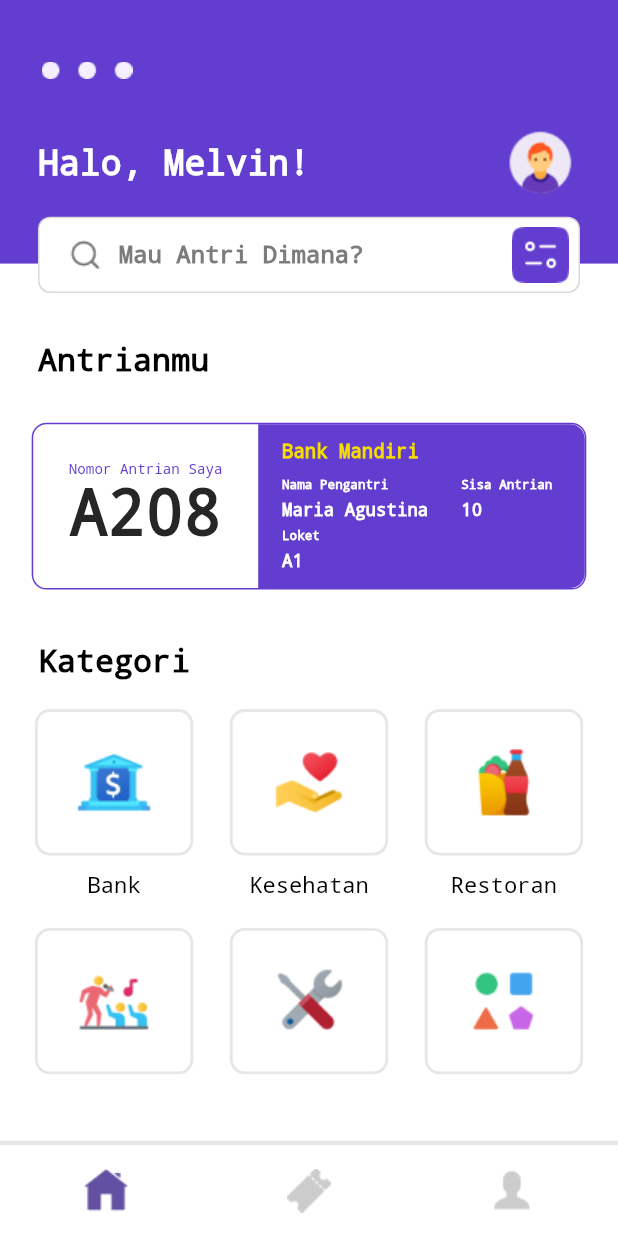
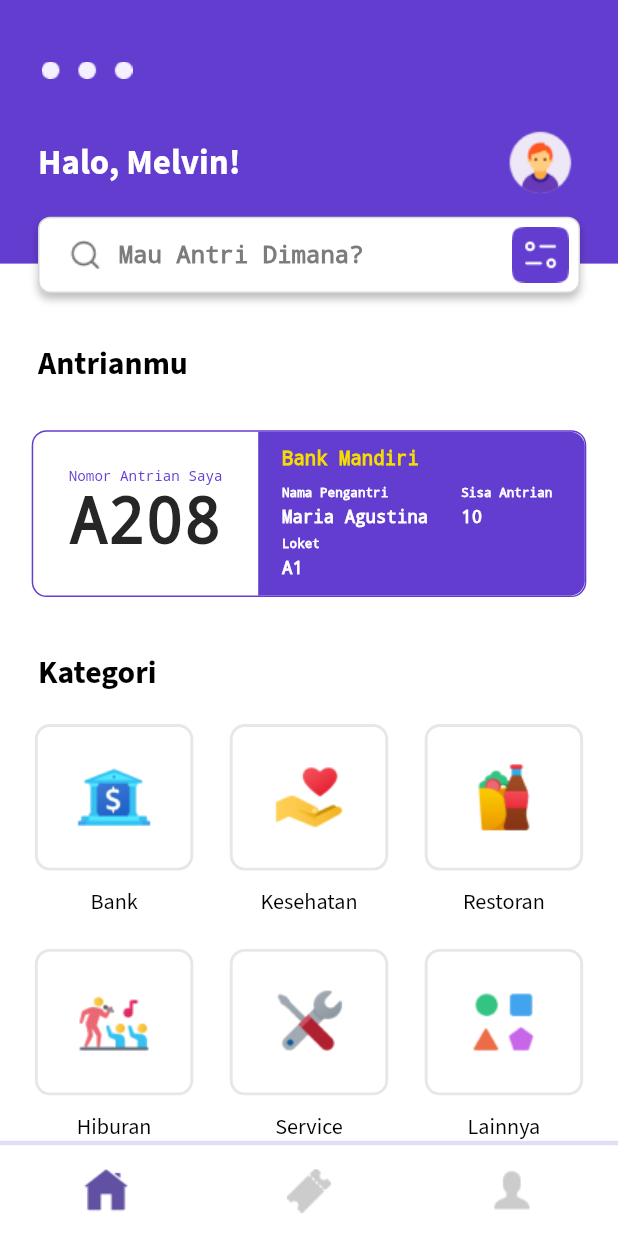
Before and after one commit to Razzaq44/Antrianku, a Flutter app: the screen it shows after launch, after a tap on "Masuk", on a phone screen of 412 x 824 dp. Run offline on Flutter 3.47's test engine with Material 3 defaults, Android fonts, the phone set to English and light mode, and no system bars; our stand-ins replace flutter_screenutil, get, google_fonts, hexcolor.

Commit message:
Change Fonts and Adding Shadow

```diff
--- a/lib/homePage.dart
+++ b/lib/homePage.dart
@@ -2,6 +2,7 @@
 
 import 'package:flutter/material.dart';
 import 'package:flutter_screenutil/flutter_screenutil.dart';
+import 'package:google_fonts/google_fonts.dart';
 import 'package:hexcolor/hexcolor.dart';
 
 class HomePage extends StatefulWidget {
@@ -55,11 +56,14 @@ class _HomePageState extends State<HomePage> {
                         children: [
                           Text(
                             "Halo, Melvin!",
-                            style: TextStyle(
+                            style: GoogleFonts.sourceSans3(
+                              textStyle: TextStyle(
                                 fontSize: 22.sp,
                                 fontWeight: FontWeight.bold,
                                 decoration: TextDecoration.none,
-                                color: HexColor("#FFFFFF")),
+                                color: HexColor("#FFFFFF"),
+                              ),
+                            ),
                           ),
                           Container(
                             width: 50.w,
@@ -73,6 +77,7 @@ class _HomePageState extends State<HomePage> {
                       SizedBox(
                         height: 12.h,
                       ),
+                      // Search Bar
                       Container(
                         width: 350.w,
                         height: 52.h,
@@ -82,6 +87,14 @@ class _HomePageState extends State<HomePage> {
                           border: Border.all(
                             color: HexColor("#D9D9D9"),
                           ),
+                          boxShadow: [
+                            BoxShadow(
+                              color: HexColor("#000000").withOpacity(0.25),
+                              spreadRadius: 0,
+                              blurRadius: 4,
+                              offset: const Offset(0, 4),
+                            ),
+                          ],
                         ),
                         child: Column(
                           mainAxisAlignment: MainAxisAlignment.center,
@@ -138,9 +151,6 @@ class _HomePageState extends State<HomePage> {
               ),
             ],
           ),
-          SizedBox(
-            height: 30.h,
-          ),
           // ----------- Antrianmu (Scrollable) -------------
           Expanded(
             child: SingleChildScrollView(
@@ -149,14 +159,17 @@ class _HomePageState extends State<HomePage> {
                   Row(
                     children: [
                       Padding(
-                        padding: EdgeInsets.only(left: 24.w),
+                        padding: EdgeInsets.only(left: 24.w, top: 30.h),
                         child: Text(
                           "Antrianmu",
-                          style: TextStyle(
+                          style: GoogleFonts.sourceSans3(
+                            textStyle: TextStyle(
                               fontSize: 20.sp,
-                              fontWeight: FontWeight.w600,
+                              fontWeight: FontWeight.w700,
                               decoration: TextDecoration.none,
-                              color: HexColor("#000000")),
+                              color: HexColor("#000000"),
+                            ),
+                          ),
                         ),
                       ),
                     ],
@@ -352,11 +365,14 @@ class _HomePageState extends State<HomePage> {
                         padding: EdgeInsets.only(left: 24.w),
                         child: Text(
                           "Kategori",
-                          style: TextStyle(
+                          style: GoogleFonts.sourceSans3(
+                            textStyle: TextStyle(
                               fontSize: 20.sp,
-                              fontWeight: FontWeight.w600,
+                              fontWeight: FontWeight.w700,
                               decoration: TextDecoration.none,
-                              color: HexColor("#000000")),
+                              color: HexColor("#000000"),
+                            ),
+                          ),
                         ),
                       ),
                     ],
@@ -365,7 +381,8 @@ class _HomePageState extends State<HomePage> {
                     height: 20.h,
                   ),
                   Padding(
-                    padding: EdgeInsets.only(left: 22.w, right: 22.w),
+                    padding:
+                        EdgeInsets.only(left: 22.w, right: 22.w, bottom: 34.h),
                     child: Column(
                       children: [
                         Row(
@@ -393,11 +410,14 @@ class _HomePageState extends State<HomePage> {
                                 ),
                                 Text(
                                   "Bank",
-                                  style: TextStyle(
+                                  style: GoogleFonts.sourceSans3(
+                                    textStyle: TextStyle(
                                       fontSize: 14.sp,
                                       fontWeight: FontWeight.normal,
                                       decoration: TextDecoration.none,
-                                      color: HexColor("#000000")),
+                                      color: HexColor("#000000"),
+                                    ),
+                                  ),
                                 ),
                               ],
                             ),
@@ -423,11 +443,14 @@ class _HomePageState extends State<HomePage> {
                                 ),
                                 Text(
                                   "Kesehatan",
-                                  style: TextStyle(
+                                  style: GoogleFonts.sourceSans3(
+                                    textStyle: TextStyle(
                                       fontSize: 14.sp,
                                       fontWeight: FontWeight.normal,
                                       decoration: TextDecoration.none,
-                                      color: HexColor("#000000")),
+                                      color: HexColor("#000000"),
+                                    ),
+                                  ),
                                 ),
                               ],
                             ),
@@ -453,11 +476,14 @@ class _HomePageState extends State<HomePage> {
                                 ),
                                 Text(
                                   "Restoran",
-                                  style: TextStyle(
+                                  style: GoogleFonts.sourceSans3(
+                                    textStyle: TextStyle(
                                       fontSize: 14.sp,
                                       fontWeight: FontWeight.normal,
                                       decoration: TextDecoration.none,
-                                      color: HexColor("#000000")),
+                                      color: HexColor("#000000"),
+                                    ),
+                                  ),
                                 ),
                               ],
                             ),
@@ -494,11 +520,14 @@ class _HomePageState extends State<HomePage> {
                                 ),
                                 Text(
                                   "Hiburan",
-                                  style: TextStyle(
+                                  style: GoogleFonts.sourceSans3(
+                                    textStyle: TextStyle(
                                       fontSize: 14.sp,
                                       fontWeight: FontWeight.normal,
                                       decoration: TextDecoration.none,
-                                      color: HexColor("#000000")),
+                                      color: HexColor("#000000"),
+                                    ),
+                                  ),
                                 ),
                               ],
                             ),
@@ -524,11 +553,14 @@ class _HomePageState extends State<HomePage> {
                                 ),
                                 Text(
                                   "Service",
-                                  style: TextStyle(
+                                  style: GoogleFonts.sourceSans3(
+                                    textStyle: TextStyle(
                                       fontSize: 14.sp,
                                       fontWeight: FontWeight.normal,
                                       decoration: TextDecoration.none,
-                                      color: HexColor("#000000")),
+                                      color: HexColor("#000000"),
+                                    ),
+                                  ),
                                 ),
                               ],
                             ),
@@ -554,11 +586,14 @@ class _HomePageState extends State<HomePage> {
                                 ),
                                 Text(
                                   "Lainnya",
-                                  style: TextStyle(
+                                  style: GoogleFonts.sourceSans3(
+                                    textStyle: TextStyle(
                                       fontSize: 14.sp,
                                       fontWeight: FontWeight.normal,
                                       decoration: TextDecoration.none,
-                                      color: HexColor("#000000")),
+                                      color: HexColor("#000000"),
+                                    ),
+                                  ),
                                 ),
                               ],
                             ),
@@ -571,16 +606,13 @@ class _HomePageState extends State<HomePage> {
               ),
             ),
           ),
-          SizedBox(
-            height: 34.h,
-          ),
           Container(
             height: 65.h,
             width: 390.w,
             decoration: BoxDecoration(
               border: Border(
                 top: BorderSide(
-                  color: HexColor("#E7E7E7"),
+                  color: HexColor("#633DCF").withOpacity(0.18),
                   width: 3.r,
                 ),
               ),
```
